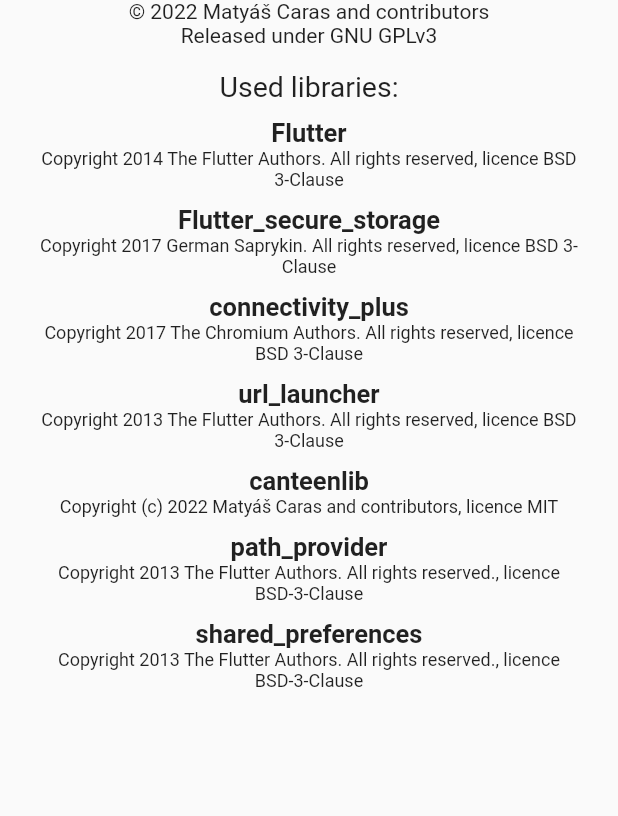
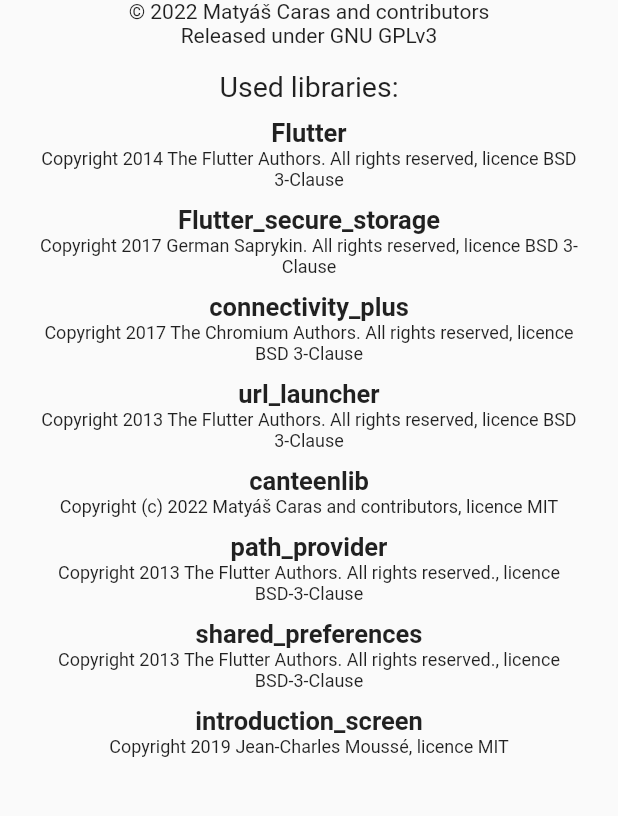
Before and after one commit to hernikplays/opencanteen, a Flutter app: the AboutPage screen opened directly, on a phone screen of 412 x 824 dp, the part 137-953 px from its top. Run offline on Flutter 3.47's test engine with Material 2 defaults, Android fonts, the phone set to English and light mode, and no system bars; our stand-ins replace connectivity_plus, flutter_secure_storage, introduction_screen, shared_preferences; missing offline and left inert: canteenlib; accounts and stored records are empty.

Commit message:
fix: přidat licenci na introduction_screen

```diff
--- a/lib/okna/about.dart
+++ b/lib/okna/about.dart
@@ -66,7 +66,12 @@
               cudlik(
                   "shared_preferences",
                   "Copyright 2013 The Flutter Authors. All rights reserved., licence BSD-3-Clause",
-                  "https://github.com/flutter/plugins/blob/main/packages/path_provider/path_provider/LICENSE")
+                  "https://github.com/flutter/plugins/blob/main/packages/path_provider/path_provider/LICENSE"),
+              const SizedBox(height: 10),
+              cudlik(
+                  "introduction_screen",
+                  "Copyright 2019 Jean-Charles Moussé, licence MIT",
+                  "https://github.com/Pyozer/introduction_screen/blob/master/LICENSE")
             ]),
           ),
         ),
```
